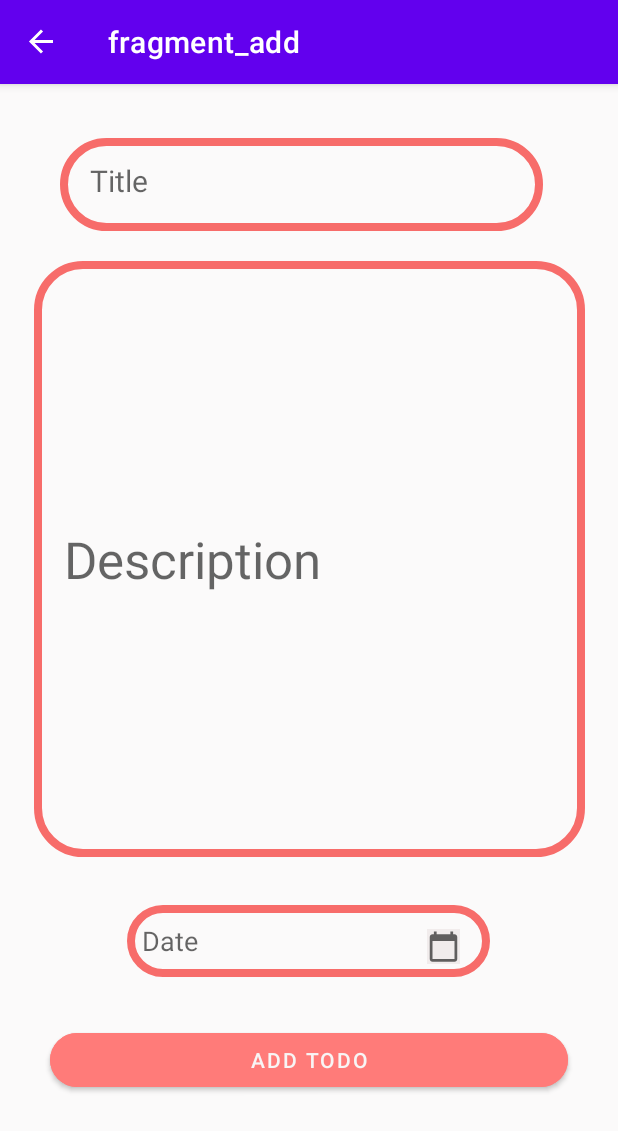
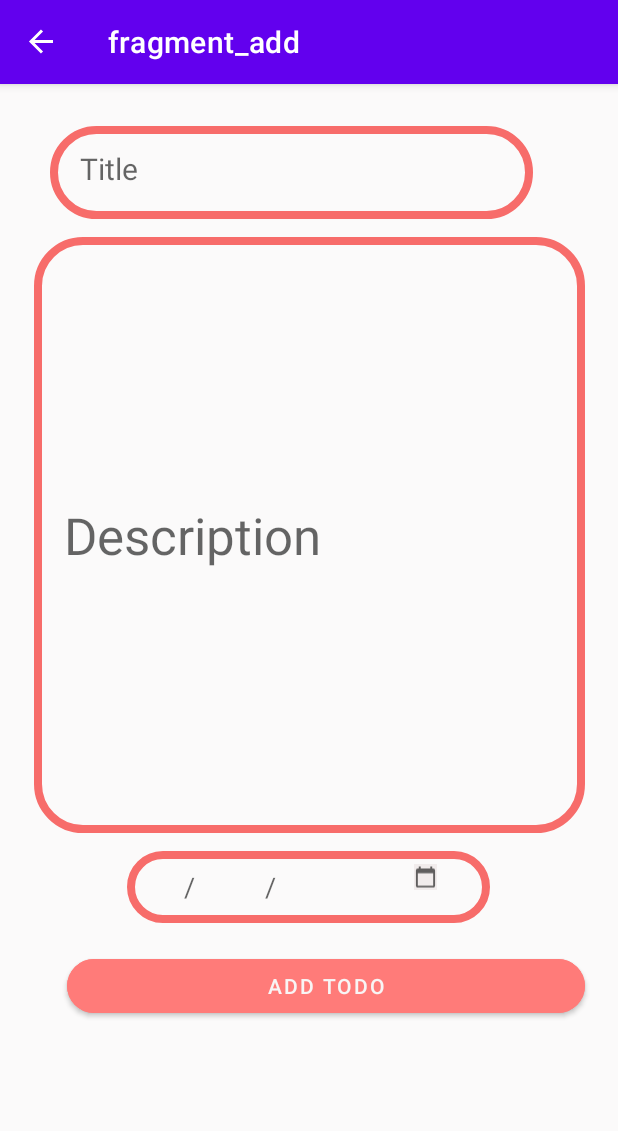
Before and after one commit to waadalshammari/Todo, an Android app: the AddFragment screen opened through its navigation route, after a tap on "ADD TODO", on a phone screen of 412 x 824 dp. Shown: the top 1131 px of the screen. Run offline under Robolectric (Android 15) with nearby library versions, the phone set to English and light mode, and no system bars; our stand-ins replace Room's generated code, navigation-ui; 1 statement that could not run was skipped.

Commit message:
4 commit

```diff
--- a/app/src/main/java/com/example/todo/view/AddFragment.kt
+++ b/app/src/main/java/com/example/todo/view/AddFragment.kt
@@ -6,10 +6,8 @@ import android.view.LayoutInflater
 import android.view.View
 import android.view.ViewGroup
 import android.widget.Button
-import android.widget.CheckBox
 import android.widget.EditText
 import androidx.fragment.app.activityViewModels
-import androidx.navigation.fragment.findNavController
 import com.example.todo.R
 
 
@@ -37,14 +35,12 @@ class AddFragment : Fragment() {
         addButton.setOnClickListener {
             val title = titleEditText.text.toString()
             val des = desEditText.text.toString()
-            val date = dateEditText.text.toString()
+            val date = dateEditText.text.toString().toInt()
+           // val dateButton = dateButton
 
             // how i put the date button ?? or i dont need it
 
-            if (title.isNotEmpty() && des.isNotEmpty() && date.isNotEmpty() ){
-                // is it ok to put date as string here ??
-
-                findNavController().popBackStack()
+               todolistViewModel.addItem(title,des, false ,date)
 
             }
 
@@ -53,4 +49,3 @@ class AddFragment : Fragment() {
         }
 
     }
-}
--- a/app/src/main/java/com/example/todo/view/EditFragment.kt
+++ b/app/src/main/java/com/example/todo/view/EditFragment.kt
@@ -34,13 +34,9 @@ class EditFragment : Fragment() {
     editButton.setOnClickListener {
         val title = titleEditText.text.toString()
         val des = desEditText.text.toString()
-        val date = dateEditText.text.toString()
+        val date = dateEditText.text.toString().toInt()
 
-        if (title.isNotEmpty() && des.isNotEmpty() && date.isNotEmpty() ){
-            // is it ok to put date as string here ??
+        todolistViewModel.addItem(title,des, false ,date)
 
-            findNavController().popBackStack()
-
-        }
     }
 } }
--- a/app/src/main/java/com/example/todo/view/ToDoListViewModel.kt
+++ b/app/src/main/java/com/example/todo/view/ToDoListViewModel.kt
@@ -17,7 +17,7 @@ class ToDoListViewModel : ViewModel() {
     var task: ToDoListModel? = null
     var selectedItemMutableLiveDate = MutableLiveData<ToDoListModel>()
 
-    fun addItem(title: String, description: String, check: Boolean , date : Int) {
+    fun addItem(title: String, description: String, check: Boolean, date: Int) {
         viewModelScope.launch {
             todolistRepositry.addItem(ToDoListModel(title, description, check , date))
         }
--- a/app/src/main/res/layout/fragment_add.xml
+++ b/app/src/main/res/layout/fragment_add.xml
@@ -12,7 +12,7 @@
         android:id="@+id/title_add"
         android:layout_width="322dp"
         android:layout_height="62dp"
-        android:layout_marginTop="36dp"
+        android:layout_marginTop="28dp"
         android:background="@drawable/title_input"
         android:ems="0"
         android:hint="Title"
@@ -20,7 +20,7 @@
         android:padding="20dp"
         android:textSize="20sp"
         app:layout_constraintEnd_toEndOf="parent"
-        app:layout_constraintHorizontal_bias="0.444"
+        app:layout_constraintHorizontal_bias="0.37"
         app:layout_constraintStart_toStartOf="parent"
         app:layout_constraintTop_toTopOf="parent" />
 
@@ -29,7 +29,7 @@
         android:layout_width="367dp"
 
         android:layout_height="397dp"
-        android:layout_marginTop="20dp"
+        android:layout_marginTop="12dp"
         android:background="@drawable/title_input"
         android:ems="10"
         android:hint="Description"
@@ -45,43 +45,43 @@
         android:layout_width="242dp"
 
         android:layout_height="48dp"
-        android:layout_marginTop="32dp"
+        android:layout_marginTop="12dp"
         android:background="@drawable/title_input"
         android:ems="10"
-        android:hint="Date"
+        android:hint="      /          /      "
         android:inputType="date"
         android:padding="10dp"
         app:layout_constraintEnd_toEndOf="parent"
-        app:layout_constraintHorizontal_bias="0.498"
+        app:layout_constraintHorizontal_bias="0.497"
         app:layout_constraintStart_toStartOf="parent"
         app:layout_constraintTop_toBottomOf="@+id/des_add" />
+
+    <ImageView
+        android:id="@+id/date_button_add"
+        android:layout_width="15dp"
+        android:layout_height="17dp"
+        android:background="#F1ECEC"
+        android:src="@drawable/ic_baseline_calendar_today_24"
+        app:layout_constraintBottom_toBottomOf="@+id/date_add"
+        app:layout_constraintEnd_toEndOf="parent"
+        app:layout_constraintHorizontal_bias="0.696"
+        app:layout_constraintStart_toStartOf="parent"
+        app:layout_constraintTop_toBottomOf="@+id/des_add"
+        app:layout_constraintVertical_bias="0.477" />
 
     <Button
         android:id="@+id/add_button"
         android:layout_width="345dp"
         android:layout_height="48dp"
-        android:layout_marginTop="16dp"
-        android:layout_marginBottom="78dp"
         android:backgroundTint="#FF7B79"
         android:text="ADD TODO"
         android:textColor="#F8F5F5"
         app:cornerRadius="20dp"
         app:layout_constraintBottom_toBottomOf="parent"
         app:layout_constraintEnd_toEndOf="parent"
+        app:layout_constraintHorizontal_bias="0.666"
         app:layout_constraintStart_toStartOf="parent"
-        app:layout_constraintTop_toBottomOf="@+id/date_add" />
-
-    <ImageView
-        android:id="@+id/date_button_add"
-        android:layout_width="22dp"
-        android:layout_height="23dp"
-        android:background="#F1ECEC"
-        android:src="@drawable/ic_baseline_calendar_today_24"
-        app:layout_constraintBottom_toBottomOf="@+id/date_add"
-        app:layout_constraintEnd_toEndOf="parent"
-        app:layout_constraintHorizontal_bias="0.73"
-        app:layout_constraintStart_toStartOf="parent"
-        app:layout_constraintTop_toBottomOf="@+id/des_add"
-        app:layout_constraintVertical_bias="0.847" />
+        app:layout_constraintTop_toBottomOf="@+id/date_add"
+        app:layout_constraintVertical_bias="0.113" />
 
 </androidx.constraintlayout.widget.ConstraintLayout>
--- a/app/src/main/res/layout/fragment_edit.xml
+++ b/app/src/main/res/layout/fragment_edit.xml
@@ -53,7 +53,7 @@
         android:layout_marginTop="32dp"
         android:background="@drawable/title_input"
         android:ems="10"
-        android:hint="Date"
+        android:hint="      /          /      "
         android:inputType="date"
         android:padding="10dp"
         app:layout_constraintStart_toStartOf="parent"
```
